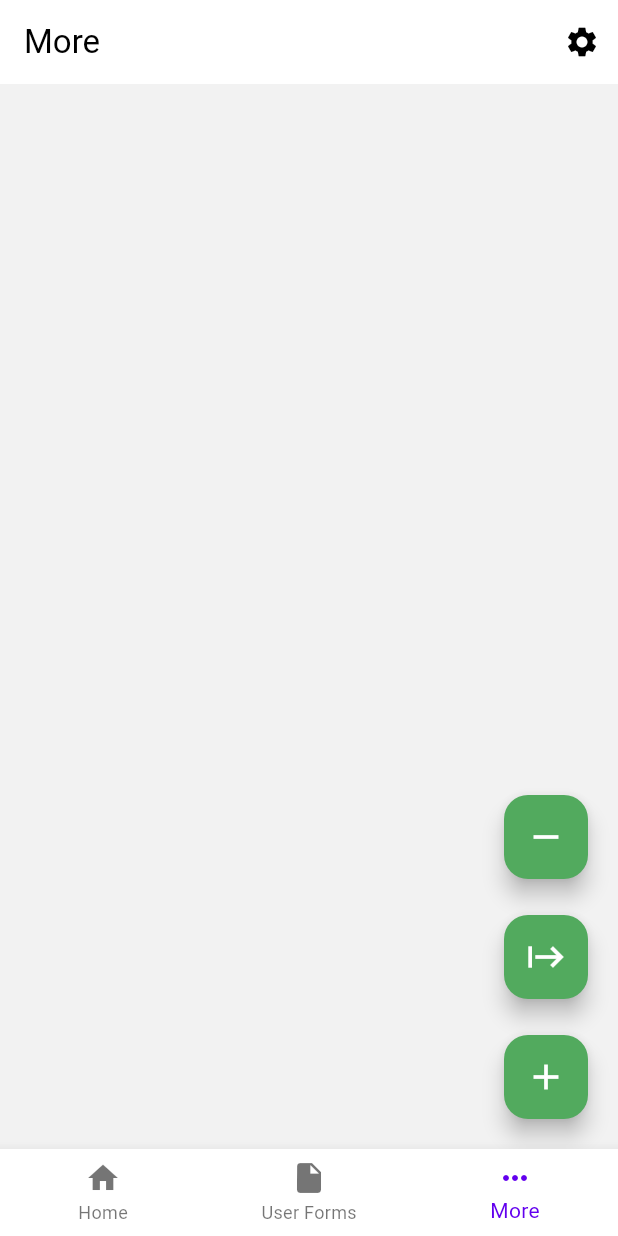
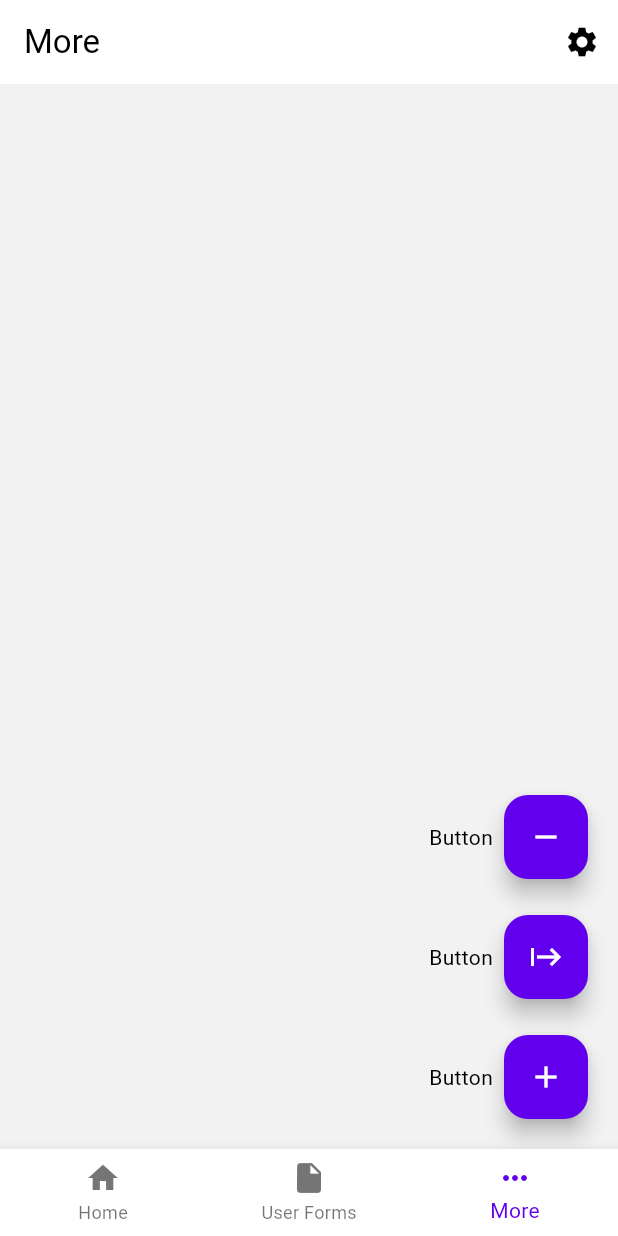
Before and after one commit to AndriiChemer/flutter_initial_project, a Flutter app: the screen it shows after launch, item 3 of the bottom bar chosen, on a phone screen of 412 x 824 dp. Run offline on Flutter 3.47's test engine with Material 3 defaults, Android fonts, the light colour scheme and no system bars; our stand-ins replace auto_route, auto_size_text, easy_localization, flutter_bloc, flutter_hooks, flutter_svg and 5 more; missing offline and left inert: hooked_bloc, theme_tailor_annotation.

Commit message:
added animation buttons

```diff
--- a/lib/presentation/page/main/main_page.dart
+++ b/lib/presentation/page/main/main_page.dart
@@ -5,6 +5,9 @@ import 'package:flutter_hooks/flutter_hooks.dart';
 import 'package:iteo_libraries_example/domain/app_theme/enum/app_theme_type.dart';
 import 'package:iteo_libraries_example/generated/locale_keys.g.dart';
 import 'package:iteo_libraries_example/presentation/navigation/app_router.dart';
+import 'package:iteo_libraries_example/presentation/page/home/home_page.dart';
+import 'package:iteo_libraries_example/presentation/page/more/more_page.dart';
+import 'package:iteo_libraries_example/presentation/page/user_form/user_form_page.dart';
 
 enum BottomNavigationPages {
   home,
@@ -18,15 +21,12 @@ class MainPage extends HookWidget {
 
   @override
   Widget build(BuildContext context) {
+    final selectedPage = useState(BottomNavigationPages.home);
+    final title = _mapBottomNavigationBar(selectedPage.value).label ?? '';
 
-    return AutoTabsRouter.pageView(
-      routes: BottomNavigationPages.values.map(_mapPage).toList(),
-      builder: (context, child, _) {
-        final tabsRouter = AutoTabsRouter.of(context);
-        final label = _mapBottomNavigationBar(BottomNavigationPages.values[tabsRouter.activeIndex]).label;
     return Scaffold(
       appBar: AppBar(
-            title: Text(label ?? ''),
+        title: Text(title),
         actions: [
           IconButton(
             onPressed: () => context.router.push(const SettingsRoute()),
@@ -34,27 +34,61 @@ class MainPage extends HookWidget {
           ),
         ],
       ),
-          body: child,
+      body: _mapPage(selectedPage.value),
       bottomNavigationBar: BottomNavigationBar(
-            currentIndex: tabsRouter.activeIndex,
-            onTap: (index) => tabsRouter.setActiveIndex(index),
+        currentIndex: BottomNavigationPages.values.indexOf(selectedPage.value),
+        onTap: (index) => selectedPage.value = BottomNavigationPages.values[index],
         items: BottomNavigationPages.values.map(_mapBottomNavigationBar).toList(),
       ),
     );
-      },
-    );
+
+    // return AutoTabsRouter.tabBar(
+    //   routes: BottomNavigationPages.values.map(_mapPage).toList(),
+    //   builder: (context, child, _) {
+    //     final tabsRouter = AutoTabsRouter.of(context);
+    //     final label = _mapBottomNavigationBar(BottomNavigationPages.values[tabsRouter.activeIndex]).label;
+    //     return Scaffold(
+    //       appBar: AppBar(
+    //         title: Text(label ?? ''),
+    //         actions: [
+    //           IconButton(
+    //             onPressed: () => context.router.push(const SettingsRoute()),
+    //             icon: const Icon(Icons.settings),
+    //           ),
+    //         ],
+    //       ),
+    //       body: child,
+    //       bottomNavigationBar: BottomNavigationBar(
+    //         currentIndex: tabsRouter.activeIndex,
+    //         onTap: (index) => tabsRouter.setActiveIndex(index),
+    //         items: BottomNavigationPages.values.map(_mapBottomNavigationBar).toList(),
+    //       ),
+    //     );
+    //   },
+    // );
   }
 
-  PageRouteInfo<dynamic> _mapPage(BottomNavigationPages page) {
+  Widget _mapPage(BottomNavigationPages page) {
     switch(page) {
       case BottomNavigationPages.home:
-        return const HomeRoute();
+        return const HomePage();
       case BottomNavigationPages.userForms:
-        return const UserFormRoute();
+        return const UserFormPage();
       case BottomNavigationPages.more:
-        return const MoreRoute();
+        return const MorePage();
     }
   }
+
+  // PageRouteInfo<dynamic> _mapPage(BottomNavigationPages page) {
+  //   switch(page) {
+  //     case BottomNavigationPages.home:
+  //       return const HomeRoute();
+  //     case BottomNavigationPages.userForms:
+  //       return const UserFormRoute();
+  //     case BottomNavigationPages.more:
+  //       return const MoreRoute();
+  //   }
+  // }
 
   BottomNavigationBarItem _mapBottomNavigationBar(BottomNavigationPages page) {
     switch(page) {
--- a/lib/presentation/page/more/more_page.dart
+++ b/lib/presentation/page/more/more_page.dart
@@ -1,6 +1,7 @@
 import 'package:auto_route/auto_route.dart';
 import 'package:flutter/material.dart';
 import 'package:flutter_hooks/flutter_hooks.dart';
+import 'package:iteo_libraries_example/presentation/page/more/widget/animation_float_button.dart';
 
 @RoutePage()
 class MorePage extends HookWidget {
@@ -8,49 +9,25 @@ class MorePage extends HookWidget {
 
   @override
   Widget build(BuildContext context) {
-    final isUiBuildState = useState(false);
-    useEffect(() {
-      WidgetsBinding.instance.addPostFrameCallback((_) => isUiBuildState.value = true);
-      return () {
-        print('ANDRII close');
-      };
-    }, ['hello']);
-    return Stack(
+    return const Stack(
       children: [
-        AnimatedPositioned(
-          duration: const Duration(milliseconds: 400),
-          bottom: isUiBuildState.value ? 180 : -20,
-          right: 20,
-          child: FloatingActionButton(
-            backgroundColor: const Color.fromRGBO(82, 170, 94, 1.0),
-            tooltip: 'Increment',
-            onPressed: (){},
-            child: const Icon(Icons.remove, color: Colors.white, size: 28),
-          ),
+        AnimatedFloatButton(
+          duration: Duration(milliseconds: 300),
+          bottom: 180,
+          title: 'Button 1',
+          icon: Icon(Icons.remove),
         ),
-
-        AnimatedPositioned(
-          duration: const Duration(milliseconds: 300),
-          bottom: isUiBuildState.value ? 100 : -20,
-          right: 20,
-          child: FloatingActionButton(
-            backgroundColor: const Color.fromRGBO(82, 170, 94, 1.0),
-            tooltip: 'Increment',
-            onPressed: (){},
-            child: const Icon(Icons.start, color: Colors.white, size: 28),
-          ),
+        AnimatedFloatButton(
+          duration: Duration(milliseconds: 250),
+          bottom: 100,
+          title: 'Button 2',
+          icon: Icon(Icons.start),
         ),
-
-        AnimatedPositioned(
-          duration: const Duration(milliseconds: 200),
-          bottom: isUiBuildState.value ? 20 : -20,
-          right: 20,
-          child: FloatingActionButton(
-            backgroundColor: const Color.fromRGBO(82, 170, 94, 1.0),
-            tooltip: 'Increment',
-            onPressed: (){},
-            child: const Icon(Icons.add, color: Colors.white, size: 28),
-          ),
+        AnimatedFloatButton(
+          duration: Duration(milliseconds: 200),
+          bottom: 20,
+          title: 'Button 1',
+          icon: Icon(Icons.add),
         ),
       ],
     );
--- /dev/null
+++ b/lib/presentation/page/more/widget/animation_float_button.dart
@@ -0,0 +1,56 @@
+import 'package:flutter/material.dart';
+import 'package:flutter_hooks/flutter_hooks.dart';
+import 'package:iteo_libraries_example/presentation/widget/theme/dimens.dart';
+
+const _titleWidth = 50.0;
+const _titleHeight = 20.0;
+const _zero = 0.0;
+
+class AnimatedFloatButton extends HookWidget {
+  const AnimatedFloatButton({
+    required this.duration,
+    required this.bottom,
+    required this.title,
+    required this.icon,
+    super.key,
+  });
+
+  final Duration duration;
+  final double bottom;
+  final String title;
+  final Widget icon;
+
+  @override
+  Widget build(BuildContext context) {
+    final isUiBuildState = useState(false);
+
+    useEffect(() {
+      WidgetsBinding.instance.addPostFrameCallback((_) {
+        isUiBuildState.value = true;
+      });
+      // animationController.
+    });
+
+    return AnimatedPositioned(
+      duration: duration,
+      bottom: isUiBuildState.value ? bottom : -20,
+      right: Dimens.twenty,
+      child: Row(
+        children: [
+          AnimatedSize(
+            duration: duration,
+            child: SizedBox(
+              width: isUiBuildState.value ? _titleWidth : _zero,
+              height: _titleHeight,
+              child: Text(title),
+            ),
+          ),
+          FloatingActionButton(
+            onPressed: (){},
+            child: icon,
+          ),
+        ],
+      ),
+    );
+  }
+}
```
Lines whose indentation alone changed are shown as unchanged.
